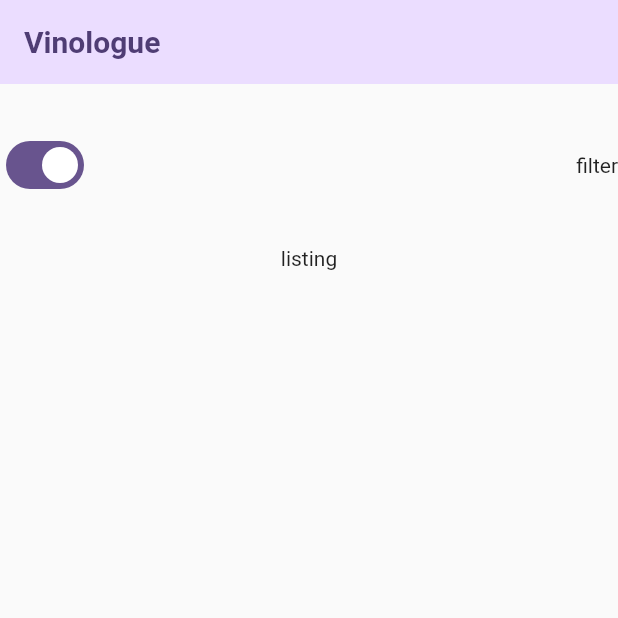
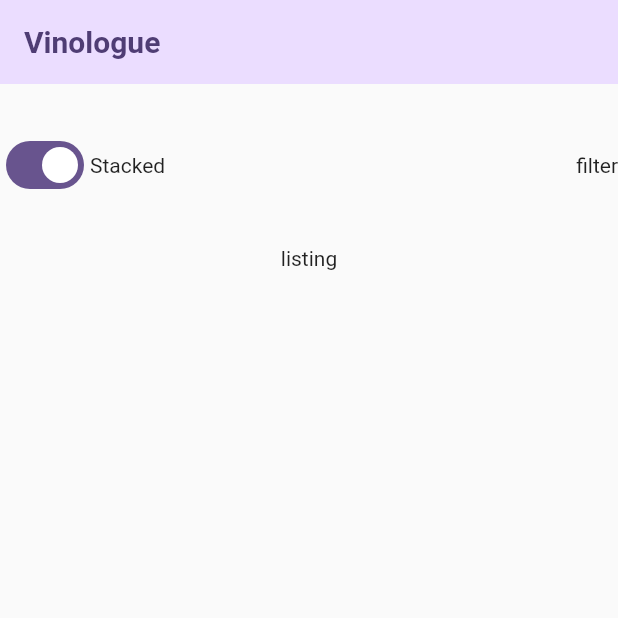
Before and after one commit to chuckchoiboi/vinologue, a Flutter app: the screen it shows after launch, on a phone screen of 412 x 824 dp, the top half of it. Run offline on Flutter 3.47's test engine with Material 2 defaults, Android fonts, the phone set to English and light mode, and no system bars.

Commit message:
add toggle switch label

```diff
--- a/lib/widgets/listing/listing_filter.dart
+++ b/lib/widgets/listing/listing_filter.dart
@@ -15,6 +15,8 @@
     return Row(
       mainAxisAlignment: MainAxisAlignment.spaceBetween,
       children: [
+        Row(
+          children: [
             Switch(
                 onChanged: (bool value) {
                   setState(() {
@@ -22,6 +24,9 @@
                   });
                 },
                 value: isToggleOn),
+            Text(isToggleOn ? 'Stacked' : 'Row'),
+          ],
+        ),
         const Text('filter'),
       ],
     );
```
Lines whose indentation alone changed are shown as unchanged.
